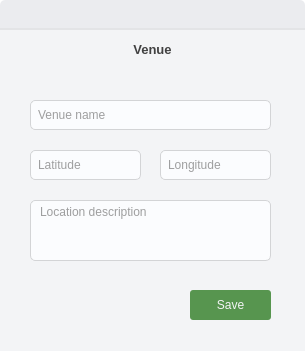
Qt form ui/add_venue_dialog.ui (takundafarakeza/Timetable_Generator) before a commit.
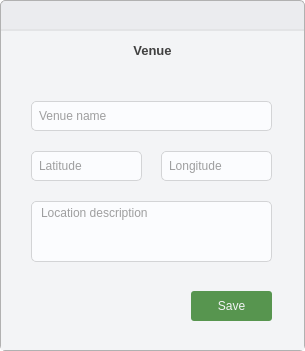
The same form after that commit. Icons and pictures are not drawn.

The edit to the form file:
```diff
--- a/ui/add_venue_dialog.ui
+++ b/ui/add_venue_dialog.ui
@@ -24,15 +24,54 @@
 	border: 1px solid #D3D4D6;
 	border-radius: 5px;
 	padding-left: 5px;
+	outline: none;
+	background: #FBFCFE;
+}
+
+QComboBox::drop-down{
+	background: transparent;
+}
+
+QComboBox::down-arrow{
+	image: url(':/icons/icons/drop_down.svg');
+	height: 24px;
+	width: 24px;
 }
 
 QSpinBox{
 	border: 1px solid #D3D4D6;
 	border-radius: 5px;
 	padding-left: 5px;
+	background: #FBFCFE;
 }
 
-QLineEdit,
+QSpinBox:down-button{
+	background: transparent;
+}
+
+QSpinBox:up-button{
+	background: transparent;
+}
+
+QSpinBox:down-arrow{
+	image: url(':/icons/icons/drop_down.svg');
+	height: 24px;
+	width: 24px;
+}
+
+QSpinBox:up-arrow{
+	image: url(':/icons/icons/drop_up.svg');
+	height: 24px;
+	width: 24px;
+}
+
+QLineEdit{
+	border: 1px solid #D3D4D6;
+	border-radius: 5px;
+	padding-left: 5px;
+	background: #FBFCFE;
+}
+
 QTextEdit{
 	border: 1px solid #D3D4D6;
 	border-radius: 5px;
@@ -43,6 +82,7 @@
 QWidget#main_container {
 	background: #EBECEF;
 	border-radius: 5px;
+	border: 1px solid #B1B1B1;
 }
 
 QWidget#container {
@@ -80,16 +120,16 @@
        <number>0</number>
       </property>
       <property name="leftMargin">
-       <number>0</number>
+       <number>1</number>
       </property>
       <property name="topMargin">
-       <number>0</number>
+       <number>1</number>
       </property>
       <property name="rightMargin">
-       <number>0</number>
+       <number>1</number>
       </property>
       <property name="bottomMargin">
-       <number>0</number>
+       <number>1</number>
       </property>
       <item>
        <widget class="QWidget" name="toolbar" native="true">
```
